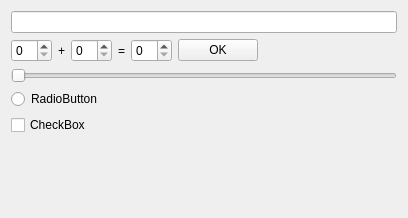
RinatB2017/mega_GIT, file Qt/my_programm/_For_tests/src/for_tests_mainbox/ui/for_tests_mainbox.ui: the form before one commit.
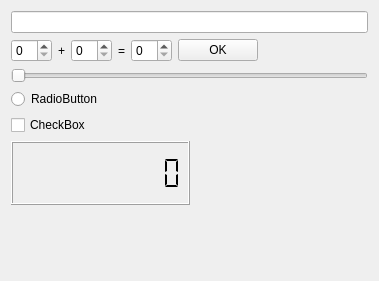
The form after the commit.

What changed in the file:
```diff
--- a/Qt/my_programm/_For_tests/src/for_tests_mainbox/ui/for_tests_mainbox.ui
+++ b/Qt/my_programm/_For_tests/src/for_tests_mainbox/ui/for_tests_mainbox.ui
@@ -6,8 +6,8 @@
    <rect>
     <x>0</x>
     <y>0</y>
-    <width>408</width>
-    <height>218</height>
+    <width>379</width>
+    <height>281</height>
    </rect>
   </property>
   <layout class="QVBoxLayout" name="verticalLayout">
@@ -94,6 +94,45 @@
      </property>
     </widget>
    </item>
+   <item>
+    <layout class="QHBoxLayout" name="horizontalLayout">
+     <item>
+      <widget class="QLCDNumber" name="lcdNumber">
+       <property name="sizePolicy">
+        <sizepolicy hsizetype="Expanding" vsizetype="Fixed">
+         <horstretch>0</horstretch>
+         <verstretch>0</verstretch>
+        </sizepolicy>
+       </property>
+       <property name="minimumSize">
+        <size>
+         <width>0</width>
+         <height>64</height>
+        </size>
+       </property>
+       <property name="digitCount">
+        <number>10</number>
+       </property>
+       <property name="segmentStyle">
+        <enum>QLCDNumber::Flat</enum>
+       </property>
+      </widget>
+     </item>
+     <item>
+      <spacer name="horizontalSpacer">
+       <property name="orientation">
+        <enum>Qt::Horizontal</enum>
+       </property>
+       <property name="sizeHint" stdset="0">
+        <size>
+         <width>40</width>
+         <height>20</height>
+        </size>
+       </property>
+      </spacer>
+     </item>
+    </layout>
+   </item>
    <item>
     <spacer name="verticalSpacer">
      <property name="orientation">
```
